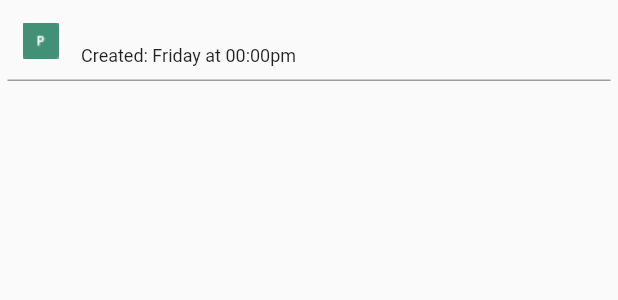
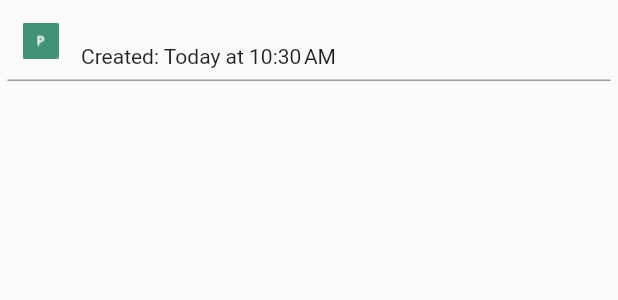
Before and after one commit to tejsohi/pebble_pocket_flutter, a Flutter app: the PostInfo widget shown alone on an empty page, opened directly with empty values, on a phone screen of 412 x 824 dp. Shown: the top 300 px of the screen. Run offline on Flutter 3.47's test engine with Material 2 defaults, Android fonts, the phone set to English and light mode, and no system bars; our stand-ins replace fluttertoast, shared_preferences, webview_flutter; accounts and stored records are empty.

Commit message:
Added MainType and DateTime properties to posts

```diff
--- a/lib/components/create_a_post/create_a_post.dart
+++ b/lib/components/create_a_post/create_a_post.dart
@@ -3,7 +3,7 @@ import 'package:pebble_pocket_flutter/components/create_a_post/create_a_post_act
 import 'package:pebble_pocket_flutter/components/create_a_post/create_a_post_nav_bar.dart';
 import 'package:pebble_pocket_flutter/components/create_a_post/post.dart';
 
-//ignore: must_be_immutable
+// ignore: must_be_immutable
 class CreateAPost extends StatefulWidget {
   CreateAPost({super.key});
 
@@ -21,7 +21,8 @@ class _CreateAPostState extends State<CreateAPost> {
           id: '',
           postTitle: "New Post",
           postContent: "",
-          // mainType: 'Post',
+          mainType: 'Post',
+          created: DateTime.now().toUtc(),
         );
 
   @override
--- a/lib/components/create_a_post/post.dart
+++ b/lib/components/create_a_post/post.dart
@@ -8,42 +8,45 @@ class Post {
   String id;
   String postTitle;
   String postContent;
-  // String mainType;
+  String mainType;
+  DateTime created;
 
   Post({
     required this.id,
     required this.postTitle,
     required this.postContent,
-    // required this.mainType
+    required this.mainType,
+    required this.created,
   });
 
   factory Post.fromJson(Map<String, dynamic> json) => Post(
         id: json['id'],
         postTitle: json['postTitle'],
         postContent: json['postContent'],
-        // mainType: json['mainType'],
+        mainType: json['mainType'],
+        created: DateTime.tryParse(json['created']) as DateTime,
       );
 
   Map<String, dynamic> toJson() => {
         'id': id,
         'postTitle': postTitle,
         'postContent': postContent,
-        // 'mainTpye': mainType,
+        'mainTpye': mainType,
+        'created': created,
       };
 
   static Map<String, dynamic> toMap(Post post) => {
         'id': post.id,
         'postTitle': post.postTitle,
         'postContent': post.postContent,
-        // 'mainType': post.mainType,
+        'mainType': post.mainType,
+        'created': post.created.toString(),
       };
 
   static String encode(List<Post> posts) => json.encode(
         posts.map<Map<String, dynamic>>((post) => Post.toMap(post)).toList(),
       );
 
-
-
   static List<Post> decode(String posts) =>
       (json.decode(posts) as List<dynamic>)
           .map<Post>((item) => Post.fromJson(item))
--- a/lib/components/create_a_post/post_info.dart
+++ b/lib/components/create_a_post/post_info.dart
@@ -1,10 +1,32 @@
 import 'package:flutter/material.dart';
 import 'package:pebble_pocket_flutter/components/create_a_post/post.dart';
+import 'package:intl/intl.dart';
 
 class PostInfo extends StatelessWidget {
   final Post post;
 
   PostInfo({required this.post});
+
+  String getDayOfMonthSuffix(int dayNum) {
+    if (!(dayNum >= 1 && dayNum <= 31)) {
+      throw Exception('Invalid day of month');
+    }
+
+    if (dayNum >= 11 && dayNum <= 13) {
+      return 'th';
+    }
+
+    switch (dayNum % 10) {
+      case 1:
+        return 'st';
+      case 2:
+        return 'nd';
+      case 3:
+        return 'rd';
+      default:
+        return 'th';
+    }
+  }
 
   @override
   Widget build(BuildContext context) {
@@ -23,10 +45,16 @@ class PostInfo extends StatelessWidget {
                   post.postTitle,
                   style: TextStyle(fontSize: 18),
                 ),
-                Text(
-                  'Created: Friday at 00:00pm',
-                  style: TextStyle(fontSize: 12),
-                ),
+                if (post.created.day == DateTime.now().day) ...[
+                  Text(
+                      'Created: Today at ${DateFormat.jm().format(post.created)}'),
+                ] else if (post.created.day == DateTime.now().day - 1) ...[
+                  Text(
+                      'Created: Yesterday at ${DateFormat.jm().format(post.created)}'),
+                ] else ...[
+                  Text(
+                      'Created: ${DateFormat('EEEE').format(post.created)} ${DateFormat('d').format(post.created)}${getDayOfMonthSuffix(post.created.day)} at ${DateFormat.jm().format(post.created)}'),
+                ]
               ],
             ),
           ],
--- a/pubspec.yaml
+++ b/pubspec.yaml
@@ -38,6 +38,7 @@ dependencies:
   uuid: ^3.0.7
   shared_preferences: ^2.0.20
   fluttertoast: ^8.2.1
+  intl: ^0.18.0
 
 dev_dependencies:
   flutter_test:
```
Also changed, not shown: lib/components/my_assets/my_assets.dart (+0 -17 lines), pubspec.lock.
